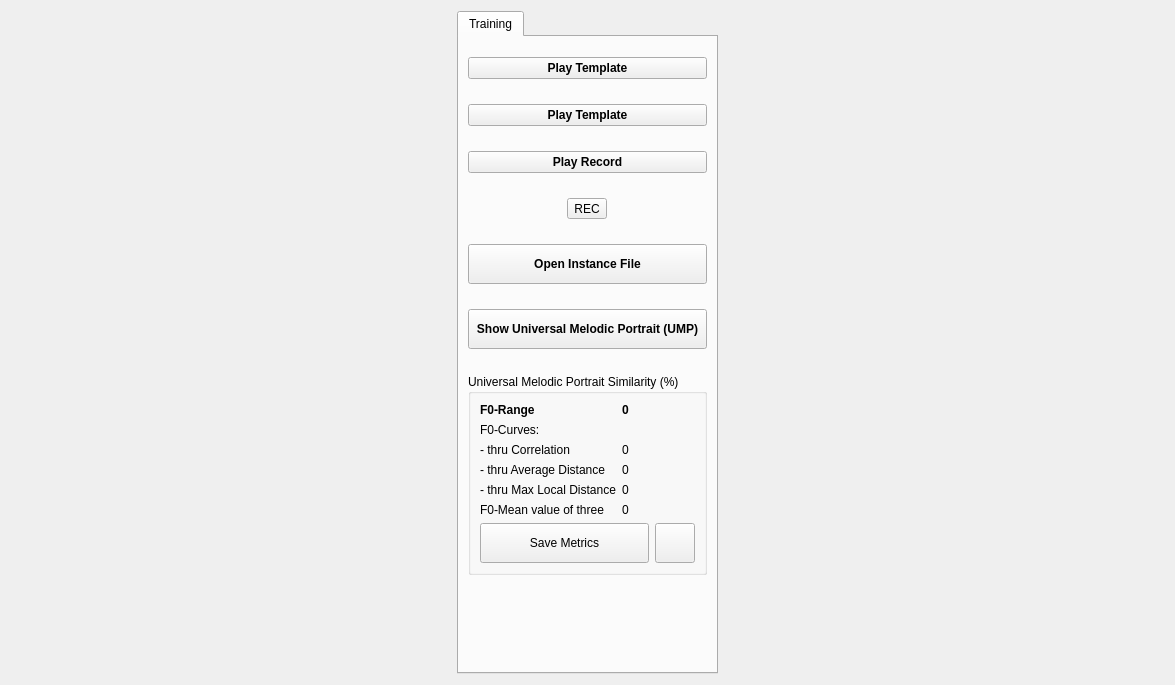
The window that graphswindow.ui (zhitko/inton-trainer) describes before a commit, drawn with Qt 5.
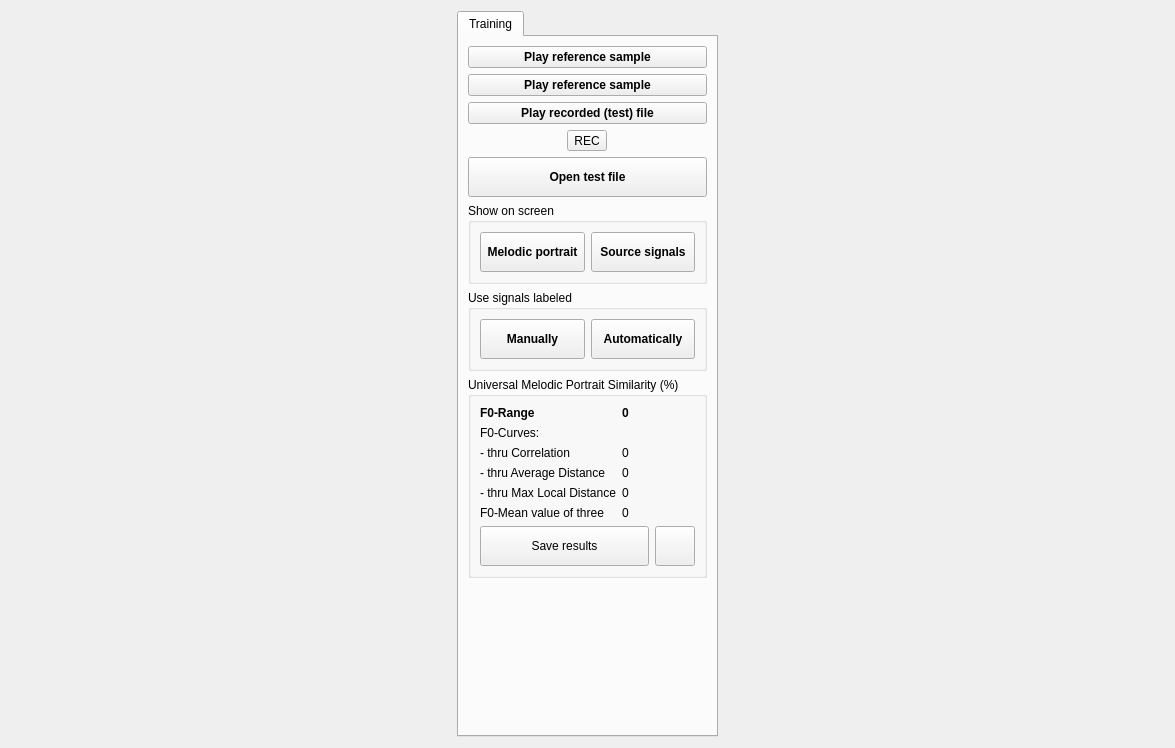
The same window after the commit. Icons and pictures are not drawn.

Commit message: changes titles in graph window; add automarking switch to graph window; fix issue with automarking zero end nmp signal

Patch:
```diff
--- a/graphswindow.ui
+++ b/graphswindow.ui
@@ -7,7 +7,7 @@
     <x>0</x>
     <y>0</y>
     <width>1175</width>
-    <height>685</height>
+    <height>748</height>
    </rect>
   </property>
   <property name="sizePolicy">
@@ -53,16 +53,7 @@
         <attribute name="title">
          <string>Training</string>
         </attribute>
-        <layout class="QVBoxLayout" name="verticalLayout_4">
-         <property name="spacing">
-          <number>25</number>
-         </property>
-         <property name="topMargin">
-          <number>20</number>
-         </property>
-         <property name="bottomMargin">
-          <number>9</number>
-         </property>
+        <layout class="QVBoxLayout" name="verticalLayout_2">
          <item>
           <widget class="QPushButton" name="playBtn">
            <property name="font">
@@ -73,7 +64,7 @@
             </font>
            </property>
            <property name="text">
-            <string>Play Template</string>
+            <string>Play reference sample</string>
            </property>
            <property name="icon">
             <iconset resource="icons.qrc">
@@ -100,7 +91,7 @@
             </font>
            </property>
            <property name="text">
-            <string>Play Template</string>
+            <string>Play reference sample</string>
            </property>
            <property name="icon">
             <iconset resource="icons.qrc">
@@ -126,7 +117,7 @@
             </font>
            </property>
            <property name="text">
-            <string>Play Record</string>
+            <string>Play recorded (test) file</string>
            </property>
            <property name="icon">
             <iconset resource="icons.qrc">
@@ -197,7 +188,7 @@
             </font>
            </property>
            <property name="text">
-            <string>Open Instance File</string>
+            <string>Open test file</string>
            </property>
            <property name="icon">
             <iconset resource="icons.qrc">
@@ -206,23 +197,122 @@
           </widget>
          </item>
          <item>
-          <widget class="QPushButton" name="showUMP">
-           <property name="minimumSize">
-            <size>
-             <width>0</width>
-             <height>40</height>
-            </size>
+          <widget class="QGroupBox" name="groupBox">
+           <property name="title">
+            <string>Show on screen</string>
            </property>
-           <property name="font">
-            <font>
-             <pointsize>9</pointsize>
-             <weight>75</weight>
-             <bold>true</bold>
-            </font>
+           <layout class="QHBoxLayout" name="horizontalLayout_3">
+            <item>
+             <widget class="QPushButton" name="showUMP">
+              <property name="minimumSize">
+               <size>
+                <width>0</width>
+                <height>40</height>
+               </size>
+              </property>
+              <property name="font">
+               <font>
+                <pointsize>9</pointsize>
+                <weight>75</weight>
+                <bold>true</bold>
+               </font>
+              </property>
+              <property name="text">
+               <string>Melodic portrait</string>
+              </property>
+              <property name="checkable">
+               <bool>false</bool>
+              </property>
+              <property name="checked">
+               <bool>false</bool>
+              </property>
+             </widget>
+            </item>
+            <item>
+             <widget class="QPushButton" name="showSource">
+              <property name="minimumSize">
+               <size>
+                <width>0</width>
+                <height>40</height>
+               </size>
+              </property>
+              <property name="font">
+               <font>
+                <pointsize>9</pointsize>
+                <weight>75</weight>
+                <bold>true</bold>
+               </font>
+              </property>
+              <property name="text">
+               <string>Source signals</string>
+              </property>
+              <property name="checkable">
+               <bool>false</bool>
+              </property>
+             </widget>
+            </item>
+           </layout>
+          </widget>
+         </item>
+         <item>
+          <widget class="QGroupBox" name="groupBox_3">
+           <property name="title">
+            <string>Use signals labeled</string>
            </property>
-           <property name="text">
-            <string>Show Universal Melodic Portrait (UMP)</string>
-           </property>
+           <layout class="QHBoxLayout" name="horizontalLayout_4">
+            <item>
+             <widget class="QPushButton" name="showManually">
+              <property name="minimumSize">
+               <size>
+                <width>0</width>
+                <height>40</height>
+               </size>
+              </property>
+              <property name="font">
+               <font>
+                <pointsize>9</pointsize>
+                <weight>75</weight>
+                <bold>true</bold>
+               </font>
+              </property>
+              <property name="text">
+               <string>Manually</string>
+              </property>
+              <property name="checkable">
+               <bool>false</bool>
+              </property>
+              <property name="checked">
+               <bool>false</bool>
+              </property>
+             </widget>
+            </item>
+            <item>
+             <widget class="QPushButton" name="showAutomatically">
+              <property name="minimumSize">
+               <size>
+                <width>0</width>
+                <height>40</height>
+               </size>
+              </property>
+              <property name="font">
+               <font>
+                <pointsize>9</pointsize>
+                <weight>75</weight>
+                <bold>true</bold>
+               </font>
+              </property>
+              <property name="text">
+               <string>Automatically</string>
+              </property>
+              <property name="checkable">
+               <bool>false</bool>
+              </property>
+              <property name="checked">
+               <bool>false</bool>
+              </property>
+             </widget>
+            </item>
+           </layout>
           </widget>
          </item>
          <item>
@@ -337,7 +427,7 @@
                  </size>
                 </property>
                 <property name="text">
-                 <string>Save Metrics</string>
+                 <string>Save results</string>
                 </property>
                 <property name="icon">
                  <iconset resource="icons.qrc">
```
The commit also changes 9 other files.
